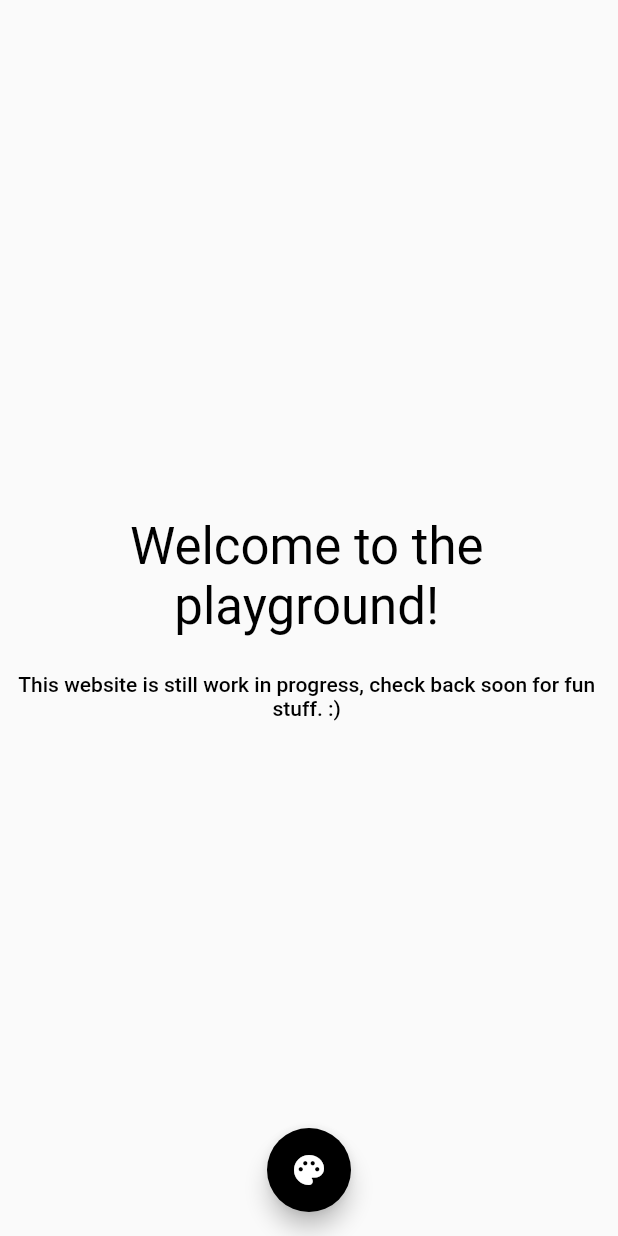
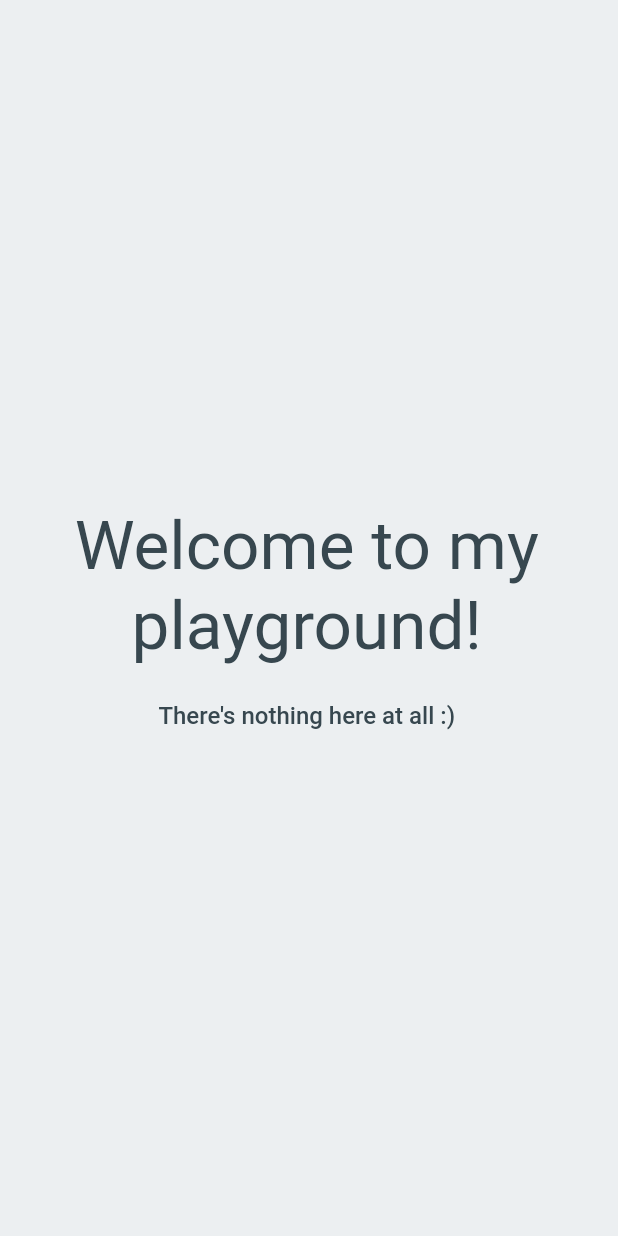
Before and after one commit to cervonwong/playground, a Flutter app: the screen it shows after launch, on a phone screen of 412 x 824 dp. Run offline on Flutter 3.47's test engine with Material 2 defaults, Android fonts, the phone set to English and light mode, and no system bars.

Commit message:
Implement new welcome screen behavior

```diff
--- a/lib/screens/welcome_screen.dart
+++ b/lib/screens/welcome_screen.dart
@@ -3,11 +3,11 @@ import 'dart:math';
 import 'package:flutter/material.dart';
 
 class WelcomeScreen extends StatefulWidget {
-  final List<Color> colorList = [];
+  final List<MaterialColor> colorList = [];
 
   WelcomeScreen({Key? key}) : super(key: key) {
     for (final primary in Colors.primaries) {
-      colorList.add(primary.shade700);
+      colorList.add(primary);
     }
   }
 
@@ -16,16 +16,15 @@ class WelcomeScreen extends StatefulWidget {
 }
 
 class _WelcomeScreenState extends State<WelcomeScreen> {
-  Color currentColor = Colors.black;
+  MaterialColor currentColor = Colors.blueGrey;
 
   @override
   Widget build(BuildContext context) {
     return Scaffold(
-      floatingActionButton: FloatingActionButton(
-        backgroundColor: currentColor,
-        child: const Icon(Icons.palette),
-        onPressed: () {
-          Color newTextColor = currentColor;
+      backgroundColor: currentColor.shade50,
+      body: InkWell(
+        onTap: () {
+          MaterialColor newTextColor = currentColor;
           while (newTextColor == currentColor) {
             newTextColor = widget.colorList.elementAt(
               Random().nextInt(widget.colorList.length),
@@ -35,30 +34,32 @@ class _WelcomeScreenState extends State<WelcomeScreen> {
             currentColor = newTextColor;
           });
         },
-      ),
-      floatingActionButtonLocation: FloatingActionButtonLocation.centerFloat,
-      body: Center(
+        splashColor: Colors.white,
+        highlightColor: Colors.transparent,
+        child: Center(
           child: Column(
             mainAxisSize: MainAxisSize.min,
             children: [
               SelectableText(
-              'Welcome to the playground!',
+                'Welcome to my playground!',
                 textAlign: TextAlign.center,
-              style: Theme.of(context).textTheme.headline4!.copyWith(
-                    color: currentColor,
+                style: Theme.of(context).textTheme.headline3!.copyWith(
+                      color: currentColor.shade800,
                     ),
               ),
               const SizedBox(height: 24.0),
               SelectableText(
-              'This website is still work in progress, check back soon for fun stuff. :)',
+                'There\'s nothing here at all :)',
                 textAlign: TextAlign.center,
                 style: Theme.of(context).textTheme.bodyText1!.copyWith(
-                    color: currentColor,
+                      color: currentColor.shade800,
+                      fontSize: 16.0,
                     ),
               ),
             ],
           ),
         ),
+      ),
     );
   }
 }
```
Lines whose indentation alone changed are shown as unchanged.
